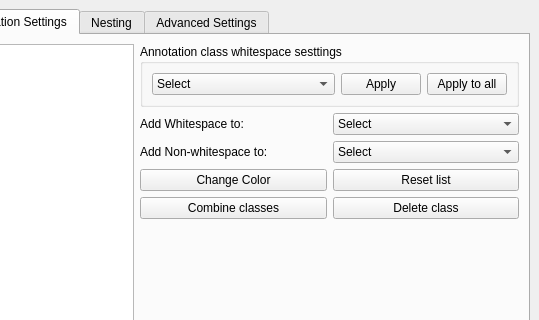
First picture: the form in CODA.ui, repository Kiemen-Lab/CODAvision, before the edit; both pictures show x 167 to 706 and y 0 to 320 of the 706 by 453 pixel window.
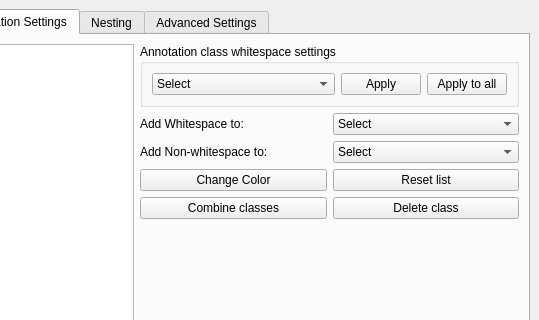
Second picture: the form after the edit. The open tabs and pages were chosen to show the change.

Patch:
```diff
--- a/CODA.ui
+++ b/CODA.ui
@@ -237,7 +237,7 @@
           <item>
            <widget class="QGroupBox" name="groupBox">
             <property name="title">
-             <string>Annotation class whitespace sesttings</string>
+             <string>Annotation class whitespace settings</string>
             </property>
             <layout class="QGridLayout" name="gridLayout_4">
              <item row="0" column="0">
```
Left out of the diff: 2 changed lines with no effect on the pictures.
